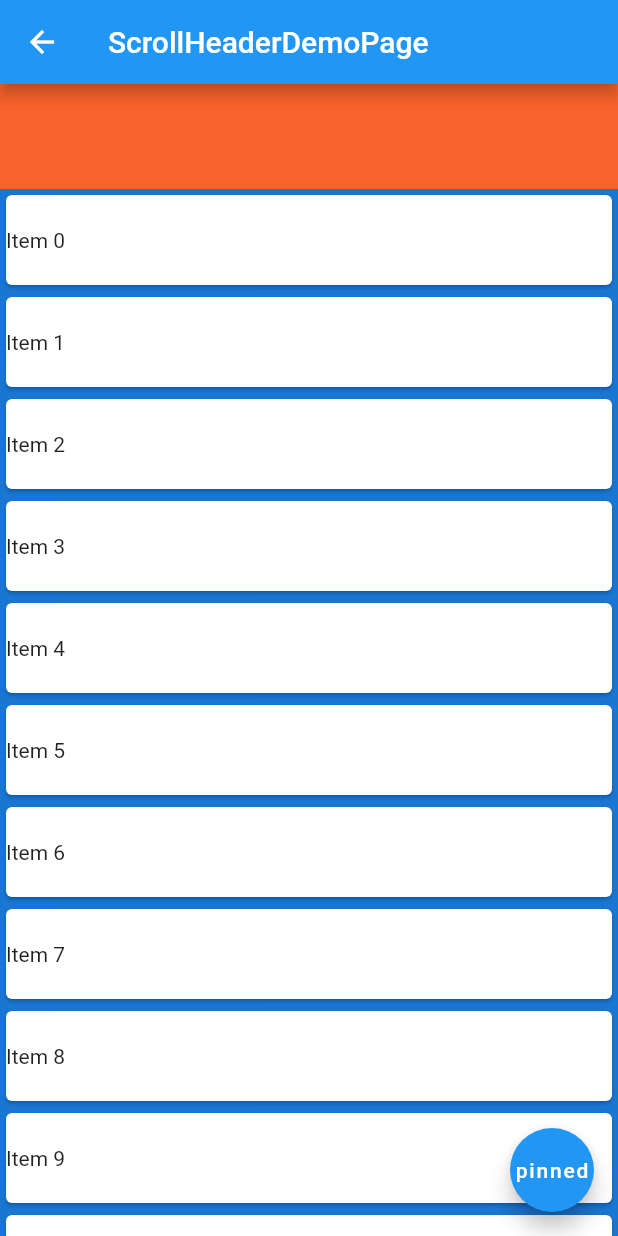
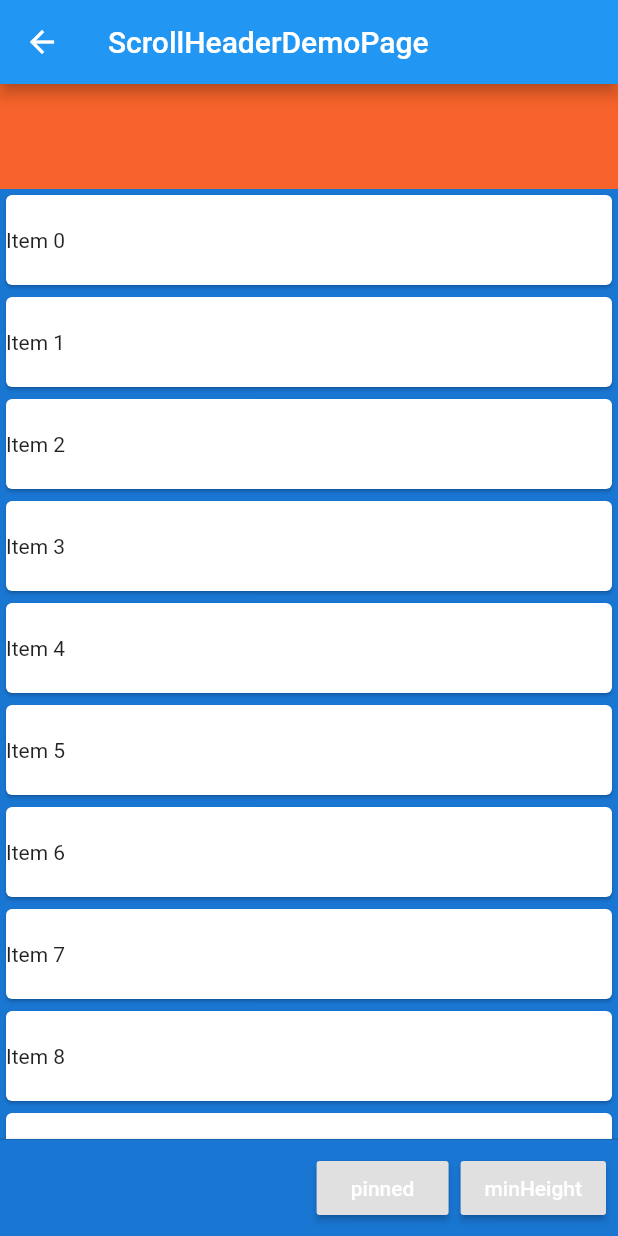
Before and after one commit to top-500/gsy_flutter_demos, a Flutter app: the ScrollHeaderDemoPage screen opened by its route, on a phone screen of 412 x 824 dp. Run offline on Flutter 3.47's test engine with Material 2 defaults, Android fonts, the phone set to English and light mode, and no system bars; our stand-ins replace scroll_to_index; missing offline and left inert: transformer_page_view.

Commit message:
update custom scroll sliver pinned

```diff
--- a/lib/widget/custom_sliver/scroll_header_demo_page.dart
+++ b/lib/widget/custom_sliver/scroll_header_demo_page.dart
@@ -12,7 +12,7 @@ class _ScrollHeaderDemoPageState extends State<ScrollHeaderDemoPage> with Single
 
   final ScrollController controller = ScrollController(initialScrollOffset: -70);
 
-  final double initLayoutExtent = 70;
+  double initLayoutExtent = 70;
   final double indicatorExtent = 200;
   final double triggerPullDistance = 300;
   final double showPullDistance = 150;
@@ -69,14 +69,34 @@ class _ScrollHeaderDemoPageState extends State<ScrollHeaderDemoPage> with Single
           ],
         ),
       ),
-      floatingActionButton: FloatingActionButton(
+      persistentFooterButtons: <Widget>[
+        new RaisedButton(
           onPressed: () async {
             setState(() {
               pinned = !pinned;
             });
           },
-        child: new Text(pinned ? "pinned" : "scroll"),
+          child: new Text(
+            pinned ? "pinned" : "scroll",
+            style: TextStyle(color: Colors.white),
           ),
+        ),
+        new RaisedButton(
+          onPressed: () async {
+            setState(() {
+              if (initLayoutExtent == 0) {
+                initLayoutExtent = 70;
+              } else {
+                initLayoutExtent = 0;
+              }
+            });
+          },
+          child: new Text(
+            initLayoutExtent != 0 ? "minHeight" : "non Height",
+            style: TextStyle(color: Colors.white),
+          ),
+        ),
+      ],
     );
   }
 }
```
Lines whose indentation alone changed are shown as unchanged.
